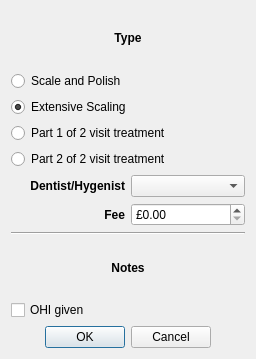
This is qt-designer/hygenist_wizard.ui in rowinggolfer/openmolar1 as Qt 5 draws it before an edit. The edited form follows.
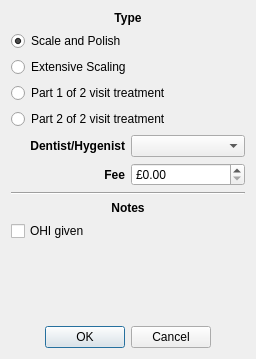
This is the edited form.

```diff
--- a/qt-designer/hygenist_wizard.ui
+++ b/qt-designer/hygenist_wizard.ui
@@ -35,7 +35,7 @@
       <string>Scale and Polish</string>
      </property>
      <property name="checked" >
-      <bool>false</bool>
+      <bool>true</bool>
      </property>
     </widget>
    </item>
@@ -45,7 +45,7 @@
       <string>Extensive Scaling</string>
      </property>
      <property name="checked" >
-      <bool>true</bool>
+      <bool>false</bool>
      </property>
     </widget>
    </item>
@@ -142,6 +142,19 @@
      </property>
     </widget>
    </item>
+   <item>
+    <spacer name="verticalSpacer" >
+     <property name="orientation" >
+      <enum>Qt::Vertical</enum>
+     </property>
+     <property name="sizeHint" stdset="0" >
+      <size>
+       <width>20</width>
+       <height>29</height>
+      </size>
+     </property>
+    </spacer>
+   </item>
    <item>
     <widget class="QDialogButtonBox" name="buttonBox" >
      <property name="orientation" >
```
Left out of the diff: 2 changed lines with no effect on the pictures.
